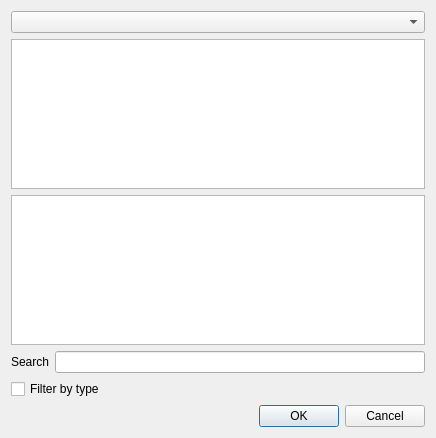
Before: the Qt Designer form src/Gui/DlgPropertyLink.ui in berndhahnebach/All_FreeCAD, drawn with Qt 5.
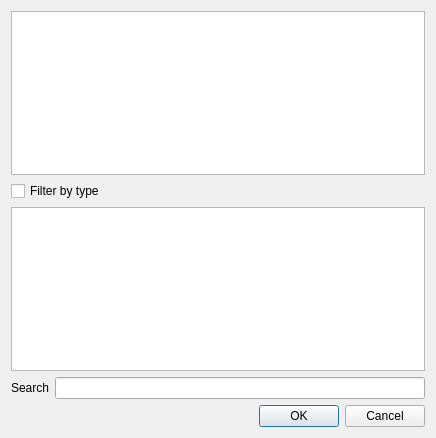
After: the same form once the commit is applied. Custom widgets are drawn as their Qt base class.

Commit message:
Gui: refactor link property editor
PropertyLinkItem now support all major types of link property.
PropertyLinkListItem is no longer necessary, but kept for backward
compatible, which is now identical to PropertyLinkItem.

DlgPropertyLink, the link selection dialog, is now made modeless, so
that that user can select geometry sub-element directory from 3D view.

```diff
--- a/src/Gui/DlgPropertyLink.ui
+++ b/src/Gui/DlgPropertyLink.ui
@@ -14,28 +14,6 @@
    <string>Link</string>
   </property>
   <layout class="QGridLayout" name="gridLayout">
-   <item row="6" column="0">
-    <widget class="QCheckBox" name="checkObjectType">
-     <property name="text">
-      <string>Filter by type</string>
-     </property>
-    </widget>
-   </item>
-   <item row="1" column="0">
-    <widget class="QTreeWidget" name="treeWidget">
-     <property name="headerHidden">
-      <bool>true</bool>
-     </property>
-     <property name="expandsOnDoubleClick">
-      <bool>false</bool>
-     </property>
-     <column>
-      <property name="text">
-       <string notr="true">1</string>
-      </property>
-     </column>
-    </widget>
-   </item>
    <item row="3" column="0">
     <layout class="QHBoxLayout" name="horizontalLayout">
      <item>
@@ -46,7 +24,7 @@
       </widget>
      </item>
      <item>
-      <widget class="QLineEdit" name="searchBox">
+      <widget class="Gui::ExpressionLineEdit" name="searchBox">
        <property name="toolTip">
         <string>A search pattern to filter the results above</string>
        </property>
@@ -54,15 +32,29 @@
      </item>
     </layout>
    </item>
-   <item row="7" column="0">
-    <widget class="QDialogButtonBox" name="buttonBox">
-     <property name="standardButtons">
-      <set>QDialogButtonBox::Cancel|QDialogButtonBox::Ok</set>
-     </property>
-    </widget>
-   </item>
    <item row="0" column="0">
-    <widget class="QComboBox" name="comboBox"/>
+    <widget class="QTreeWidget" name="treeWidget">
+     <property name="editTriggers">
+      <set>QAbstractItemView::NoEditTriggers</set>
+     </property>
+     <property name="showDropIndicator" stdset="0">
+      <bool>false</bool>
+     </property>
+     <property name="headerHidden">
+      <bool>true</bool>
+     </property>
+     <property name="expandsOnDoubleClick">
+      <bool>false</bool>
+     </property>
+     <attribute name="headerVisible">
+      <bool>false</bool>
+     </attribute>
+     <column>
+      <property name="text">
+       <string notr="true">1</string>
+      </property>
+     </column>
+    </widget>
    </item>
    <item row="2" column="0">
     <widget class="QTreeWidget" name="typeTree">
@@ -72,6 +64,9 @@
      <property name="rootIsDecorated">
       <bool>false</bool>
      </property>
+     <property name="sortingEnabled">
+      <bool>true</bool>
+     </property>
      <attribute name="headerVisible">
       <bool>false</bool>
      </attribute>
@@ -82,8 +77,36 @@
      </column>
     </widget>
    </item>
+   <item row="7" column="0">
+    <widget class="QDialogButtonBox" name="buttonBox">
+     <property name="standardButtons">
+      <set>QDialogButtonBox::Cancel|QDialogButtonBox::Ok</set>
+     </property>
+    </widget>
+   </item>
+   <item row="1" column="0">
+    <widget class="QCheckBox" name="checkObjectType">
+     <property name="text">
+      <string>Filter by type</string>
+     </property>
+    </widget>
+   </item>
   </layout>
  </widget>
+ <customwidgets>
+  <customwidget>
+   <class>Gui::ExpressionLineEdit</class>
+   <extends>QLineEdit</extends>
+   <header location="global">Gui/ExpressionCompleter.h</header>
+  </customwidget>
+ </customwidgets>
+ <tabstops>
+  <tabstop>treeWidget</tabstop>
+  <tabstop>checkObjectType</tabstop>
+  <tabstop>typeTree</tabstop>
+  <tabstop>searchBox</tabstop>
+  <tabstop>buttonBox</tabstop>
+ </tabstops>
  <resources/>
  <connections>
   <connection>
```
The commit also changes 9 other files.
